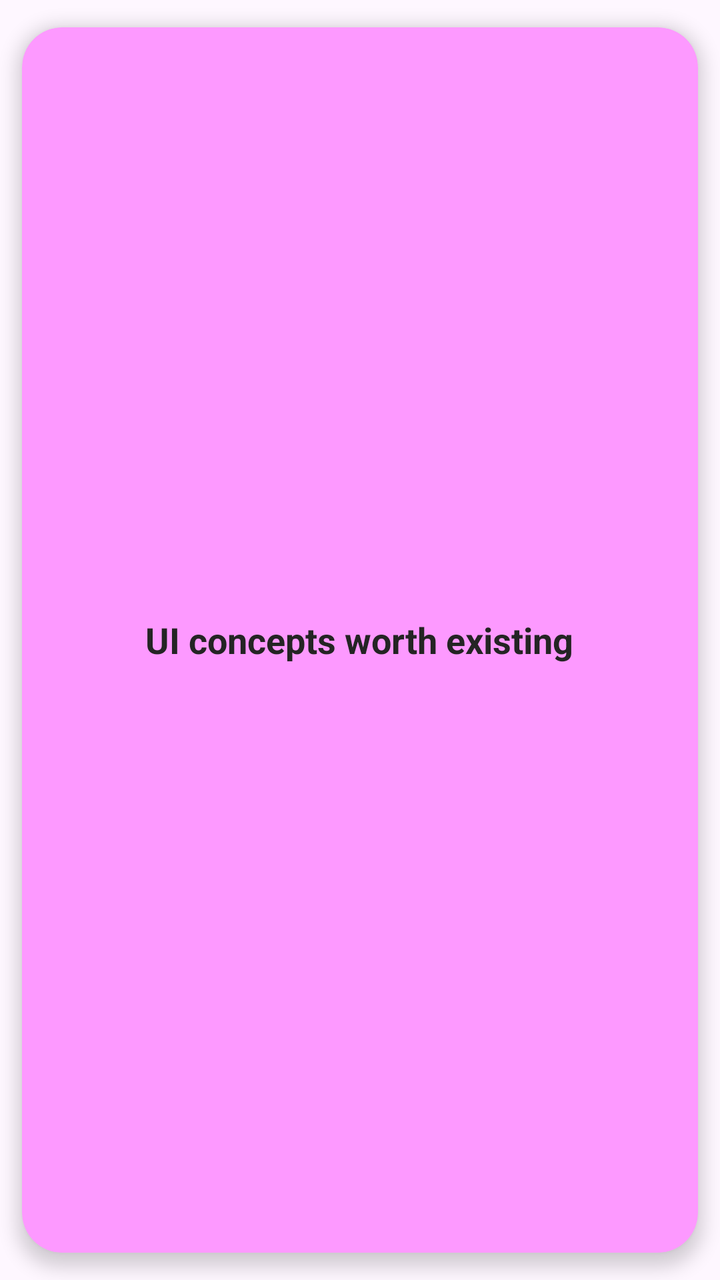
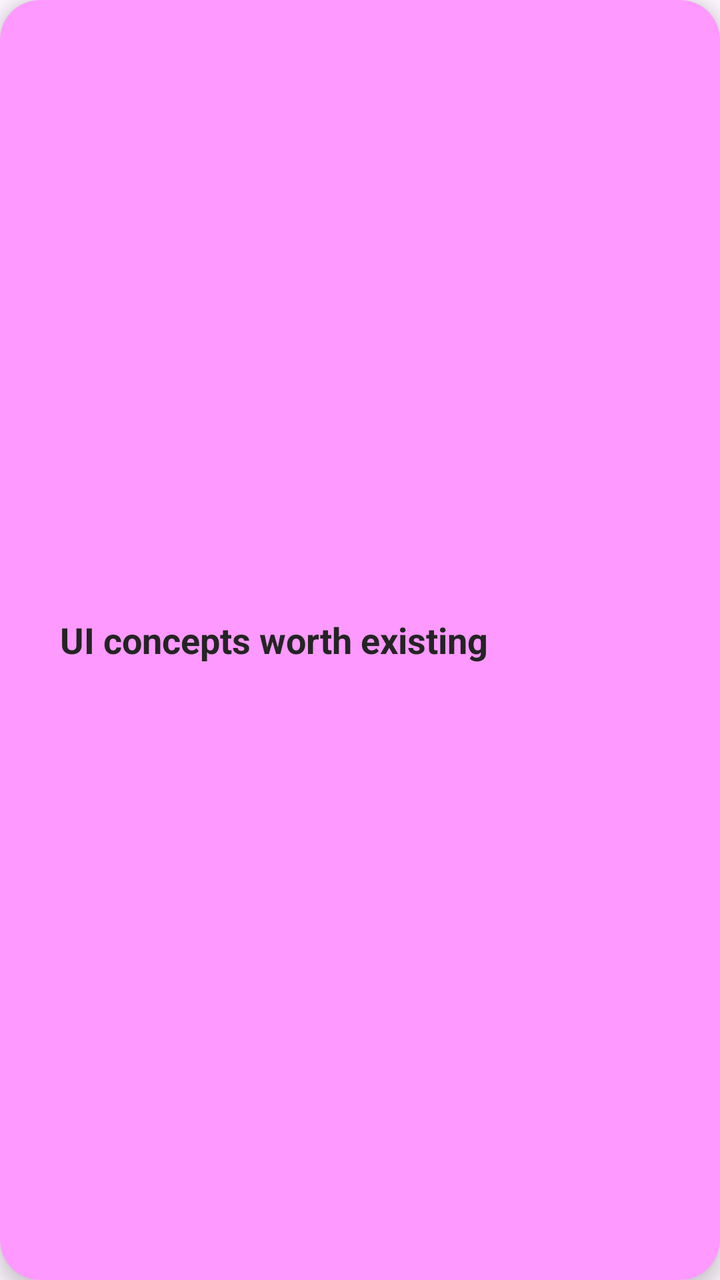

Compare the two renders of this Android layout. The source of the first and the diff that turns it into the second are given below.
<!-- AndroidManifest.xml: application theme Theme.NotesApp -->
<!-- res/layout/item_note.xml -->
<?xml version="1.0" encoding="utf-8"?>
<androidx.cardview.widget.CardView
    xmlns:android="http://schemas.android.com/apk/res/android"
    xmlns:app="http://schemas.android.com/apk/res-auto"
    android:layout_width="match_parent"
    android:layout_height="130dp"
    android:minHeight="110dp"
    android:maxHeight="160dp"
    app:cardUseCompatPadding="true"
     android:id="@+id/cardcolor"
    app:cardBackgroundColor="@color/purple"
    app:cardCornerRadius="20dp"
    app:cardElevation="5dp">

        <TextView
            android:id="@+id/note_title"
            android:layout_width="wrap_content"
            android:layout_height="wrap_content"
            android:text="UI concepts worth existing"
            android:layout_gravity="center"
            android:textColor="#242424"
            android:layout_marginHorizontal="30dp"
            android:textSize="18sp"
            android:textStyle="bold" />


</androidx.cardview.widget.CardView>
<!-- resources referenced by this layout -->
<resources>
  <color name="purple">#FD99FF</color>
  <style name="Theme.NotesApp" parent="Theme.MaterialComponents.DayNight.NoActionBar.Bridge">
          
          <item name="colorPrimary">@color/purple_500</item>
          <item name="colorPrimaryVariant">@color/purple_700</item>
          <item name="colorOnPrimary">@color/white</item>
          
          <item name="colorSecondary">@color/teal_200</item>
          <item name="colorSecondaryVariant">@color/teal_700</item>
          <item name="colorOnSecondary">@color/black</item>
          
          <item name="android:statusBarColor">?attr/colorPrimaryVariant</item>
          
      </style>
  <color name="purple_500">#FF6200EE</color>
  <color name="purple_700">#FF3700B3</color>
  <color name="white">#FFFFFFFF</color>
  <color name="teal_200">#FF03DAC5</color>
  <color name="teal_700">#FF018786</color>
  <color name="black">#FF000000</color>
</resources>

<!-- the commit's change to res/layout/item_note.xml (unified diff, before → after) -->
@@ -6,7 +6,7 @@
     android:layout_height="130dp"
     android:minHeight="110dp"
     android:maxHeight="160dp"
-    app:cardUseCompatPadding="true"
+
      android:id="@+id/cardcolor"
     app:cardBackgroundColor="@color/purple"
     app:cardCornerRadius="20dp"
@@ -14,7 +14,7 @@
 
         <TextView
             android:id="@+id/note_title"
-            android:layout_width="wrap_content"
+            android:layout_width="match_parent"
             android:layout_height="wrap_content"
             android:text="UI concepts worth existing"
             android:layout_gravity="center"
